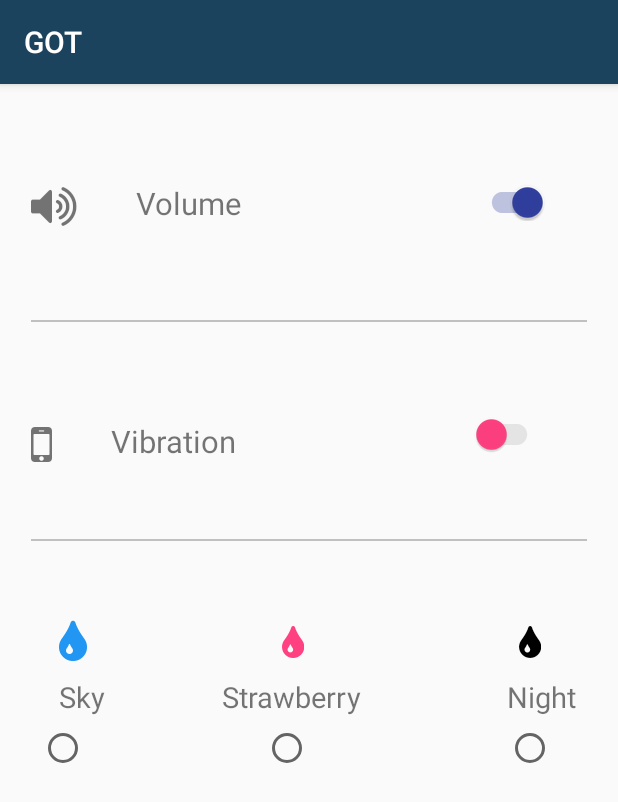
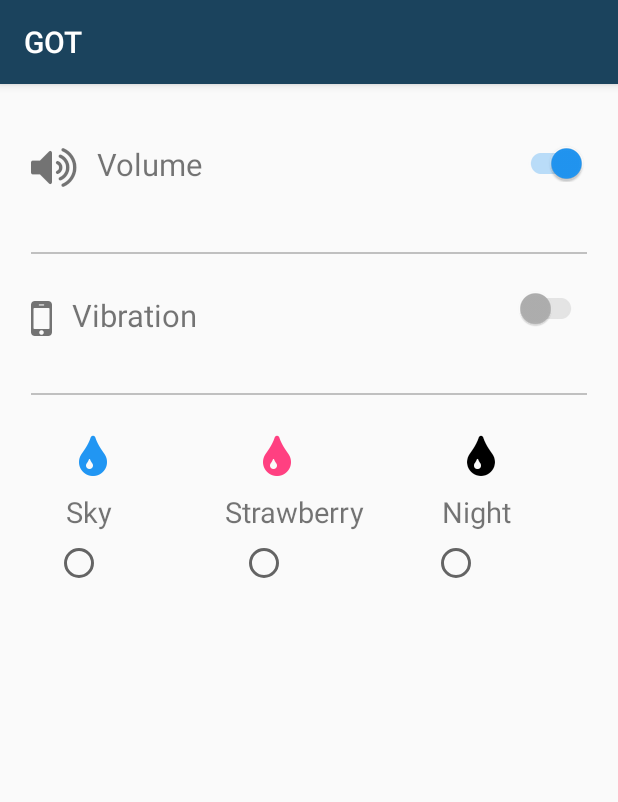
Before and after one commit to mehrroid/gameoftrump-app-12, an Android app: the Setting screen opened directly, with no data from a screen before it, on a phone screen of 412 x 824 dp. Shown: the top 802 px of the screen. Run offline under Robolectric (Android 15) with nearby library versions, the phone set to English and light mode, and no system bars; our stand-ins replace sdp/ssp sizes.

Commit message:
change level,game,setting

```diff
--- a/app/src/main/res/layout/setting.xml
+++ b/app/src/main/res/layout/setting.xml
@@ -6,7 +6,8 @@
         android:layout_width="fill_parent"
         android:layout_height="wrap_content"
         android:orientation="horizontal"
-        android:layout_marginTop="@dimen/_40sdp">
+        android:id="@+id/linSetting"
+        android:layout_marginTop="@dimen/_20sdp">
         <TextView
             android:layout_width="wrap_content"
             android:layout_height="wrap_content"
@@ -24,46 +25,55 @@
             android:text="Volume"
             android:textSize="@dimen/_16sdp"
             android:paddingTop="@dimen/_10sdp"
+            android:paddingLeft="@dimen/_10sdp"
             android:layout_gravity="right"
-            android:layout_marginLeft="@dimen/_30sdp"/>
-        <!--<ToggleButton-->
-        <!--android:layout_width="wrap_content"-->
-        <!--android:layout_height="wrap_content"-->
-        <!--android:textColor="@color/blueBg"-->
-        <!--android:layout_gravity="right"-->
-        <!--android:checked="true"-->
-        <!--android:paddingTop="@dimen/_10sdp"-->
-        <!--android:layout_marginLeft="@dimen/_150sdp"/>-->
+            android:layout_toRightOf="@id/txtVolume"
+            />
+<RelativeLayout
+    android:layout_width="wrap_content"
+    android:layout_height="wrap_content"
+    android:layout_gravity="right">
         <android.support.v7.widget.SwitchCompat
             android:layout_width="wrap_content"
             android:layout_height="wrap_content"
             android:paddingTop="@dimen/_10sdp"
             android:layout_gravity="right"
             android:theme="@style/MySwitch"
-            android:layout_marginLeft="@dimen/_120sdp"
             android:gravity="right"
+            android:layout_marginRight="@dimen/_16sdp"
+            android:id="@+id/switch1"
             android:layout_alignParentRight="true"
             android:paddingBottom="@dimen/_5sdp"
             android:checked="true"/>
-
+</RelativeLayout>
     </LinearLayout>
+    <LinearLayout
+        android:layout_width="fill_parent"
+        android:orientation="horizontal"
+        android:id="@+id/linView"
+        android:layout_below="@id/linSetting"
+        android:layout_marginTop="@dimen/_minus20sdp"
+        android:layout_height="wrap_content">
     <View
         android:layout_width="fill_parent"
         android:layout_height="1dp"
-        android:layout_marginTop="@dimen/_minus5sdp"
         android:layout_marginLeft="@dimen/_16sdp"
         android:layout_marginRight="@dimen/_16sdp"
         android:paddingLeft="@dimen/_16sdp"
         android:paddingRight="@dimen/_16sdp"
-        android:paddingBottom="@dimen/_5sdp"
         android:background="#c0c0c0"/>
+    </LinearLayout>
 
 
     <LinearLayout
         android:layout_width="fill_parent"
         android:layout_height="wrap_content"
         android:orientation="horizontal"
-        android:layout_marginTop="@dimen/_40sdp">
+        android:layout_marginTop="@dimen/_10sdp"
+        android:id="@+id/linVibration"
+        android:layout_below="@id/linView"
+
+        >
         <TextView
             android:layout_width="wrap_content"
             android:layout_height="wrap_content"
@@ -73,7 +83,7 @@
             android:layout_marginTop="@dimen/_50sdp"
             android:paddingTop="@dimen/_10sdp"
             android:textSize="@dimen/_25sdp"
-            android:paddingLeft="@dimen/_16sdp"
+           android:layout_marginLeft="@dimen/_16sdp"
             android:text="@string/icon_mobile"/>
         <TextView
             android:layout_width="wrap_content"
@@ -82,7 +92,9 @@
             android:textSize="@dimen/_16sdp"
             android:paddingTop="@dimen/_10sdp"
             android:layout_gravity="right"
-            android:layout_marginLeft="@dimen/_30sdp"/>
+            android:paddingLeft="@dimen/_10sdp"
+            android:layout_toRightOf="@id/txtVibration"
+            />
         <!--<ToggleButton-->
         <!--android:layout_width="wrap_content"-->
         <!--android:layout_height="wrap_content"-->
@@ -91,18 +103,31 @@
         <!--android:checked="true"-->
         <!--android:paddingTop="@dimen/_10sdp"-->
         <!--android:layout_marginLeft="@dimen/_150sdp"/>-->
+        <RelativeLayout
+            android:layout_width="wrap_content"
+            android:layout_height="wrap_content"
+            android:layout_gravity="right">
         <android.support.v7.widget.SwitchCompat
             android:layout_width="wrap_content"
             android:layout_height="wrap_content"
             android:paddingTop="@dimen/_10sdp"
             android:layout_gravity="right"
-            android:layout_marginLeft="@dimen/_120sdp"
+            android:layout_marginRight="@dimen/_16sdp"
             android:theme="@style/MySwitch"
+            android:layout_alignParentRight="true"
+
             android:paddingBottom="@dimen/_5sdp"
 
             android:checked="false"/>
-
+</RelativeLayout>
     </LinearLayout>
+    <LinearLayout
+        android:layout_width="fill_parent"
+        android:orientation="horizontal"
+        android:id="@+id/linViewVibrate"
+        android:layout_below="@id/linVibration"
+        android:layout_marginTop="@dimen/_minus25sdp"
+        android:layout_height="wrap_content">
     <View
         android:layout_width="fill_parent"
         android:layout_height="1dp"
@@ -110,19 +135,22 @@
         android:layout_marginRight="@dimen/_16sdp"
         android:paddingLeft="@dimen/_16sdp"
         android:paddingRight="@dimen/_16sdp"
-        android:layout_marginTop="@dimen/_minus15sdp"
         android:background="#c0c0c0"/>
+        </LinearLayout>
     <LinearLayout
         android:layout_width="fill_parent"
         android:layout_height="wrap_content"
         android:orientation="horizontal"
-        android:layout_marginTop="@dimen/_40sdp">
+        android:layout_gravity="center"
+        android:layout_marginRight="@dimen/_30sdp"
+        android:layout_marginLeft="@dimen/_30sdp"
+        android:layout_marginTop="@dimen/_20sdp">
         <TextView
             android:layout_width="wrap_content"
             android:layout_height="wrap_content"
             android:text="@string/icon_tint"
-            android:layout_gravity="center"
-            android:layout_marginLeft="@dimen/_30sdp"
+            android:layout_gravity="left"
+            android:layout_marginLeft="@dimen/_10sdp"
             android:gravity="center"
             android:textSize="@dimen/_25sdp"
             android:id="@+id/circlef"
@@ -131,10 +159,9 @@
             android:layout_width="wrap_content"
             android:layout_height="wrap_content"
             android:text="@string/icon_tint"
-            android:layout_gravity="center"
-            android:layout_marginLeft="@dimen/_100sdp"
+      android:layout_marginLeft="@dimen/_80sdp"
             android:gravity="center"
-            android:textSize="@dimen/_20sdp"
+            android:textSize="@dimen/_25sdp"
             android:id="@+id/circlef2"
             android:textColor="@color/colorAccent"/>
         <TextView
@@ -142,10 +169,10 @@
             android:layout_height="wrap_content"
             android:text="@string/icon_tint"
             android:layout_gravity="center"
-            android:layout_marginLeft="@dimen/_110sdp"
+            android:layout_marginLeft="@dimen/_90sdp"
             android:gravity="center"
             android:id="@+id/circlef3"
-            android:textSize="@dimen/_20sdp"
+            android:textSize="@dimen/_25sdp"
             android:textColor="@color/transparent_black_hex_15"/>
 
     </LinearLayout>
@@ -159,7 +186,7 @@
             android:layout_height="wrap_content"
             android:text="Sky"
             android:layout_gravity="center"
-            android:layout_marginLeft="@dimen/_30sdp"
+            android:layout_marginLeft="@dimen/_34sdp"
             android:gravity="center"
             android:textSize="@dimen/_15sdp"
 
@@ -169,7 +196,7 @@
             android:layout_height="wrap_content"
             android:text="Strawberry"
             android:layout_gravity="center"
-            android:layout_marginLeft="@dimen/_60sdp"
+            android:layout_marginLeft="@dimen/_58sdp"
             android:gravity="center"
             android:textSize="@dimen/_15sdp"
 
@@ -179,7 +206,7 @@
             android:layout_height="wrap_content"
             android:text="Night"
             android:layout_gravity="center"
-            android:layout_marginLeft="@dimen/_75sdp"
+            android:layout_marginLeft="@dimen/_40sdp"
             android:gravity="center"
 
             android:textSize="@dimen/_15sdp"
@@ -191,7 +218,10 @@
         android:layout_height="wrap_content"
         android:orientation="horizontal"
         android:layout_marginTop="@dimen/_4sdp">
-
+<RadioGroup
+    android:layout_width="wrap_content"
+    android:orientation="horizontal"
+    android:layout_height="wrap_content">
 
         <RadioButton
             android:layout_width="wrap_content"
@@ -199,7 +229,7 @@
             android:layout_gravity="center"
             android:gravity="center"
             android:textColor="@color/blueBg"
-            android:layout_marginLeft="@dimen/_20sdp"
+            android:layout_marginLeft="@dimen/_28sdp"
             />
 
         <RadioButton
@@ -208,7 +238,7 @@
             android:layout_gravity="center"
             android:gravity="center"
             android:textColor="@color/colorAccent"
-            android:layout_marginLeft="@dimen/_90sdp"
+            android:layout_marginLeft="@dimen/_70sdp"
             />
 <RadioButton
     android:layout_width="wrap_content"
@@ -216,7 +246,8 @@
     android:textColor="@color/transparent_black_hex_15"
     android:layout_gravity="center"
     android:gravity="center"
-    android:layout_marginLeft="@dimen/_100sdp"
+    android:layout_marginLeft="@dimen/_74sdp"
     />
+</RadioGroup>
     </LinearLayout>
 </LinearLayout>
--- a/app/src/main/res/layout/splash_screen.xml
+++ b/app/src/main/res/layout/splash_screen.xml
@@ -58,13 +58,14 @@ android:layout_marginTop="@dimen/_100sdp"
         android:layout_width="fill_parent"
         android:layout_height="wrap_content"
         android:layout_gravity="bottom"
-
         android:gravity="center"
         android:layout_marginTop="@dimen/_150sdp">
         <ImageButton
             android:layout_width="30dp"
             android:layout_height="30dp"
             android:padding="@dimen/_5sdp"
+            android:paddingRight="@dimen/_5sdp"
+            android:paddingLeft="@dimen/_5sdp"
             android:background="@drawable/logoapp"
 
             />
--- a/app/src/main/res/values/styles.xml
+++ b/app/src/main/res/values/styles.xml
@@ -264,10 +264,10 @@
 
     <style name="MySwitch" parent="Theme.AppCompat.Light">
         <!-- active thumb & track color (30% transparency) -->
-        <item name="colorControlActivated">@color/colorPrimaryDark</item>
+        <item name="colorControlActivated">@color/blueBg</item>
 
         <!-- inactive thumb color -->
-        <item name="colorSwitchThumbNormal">@color/colorAccent</item>
+        <item name="colorSwitchThumbNormal">@color/gray</item>
 
         <!-- inactive track color (30% transparency) -->
         <item name="android:colorForeground">@color/gray</item>
```
Also changed, not shown: 2 other files.
